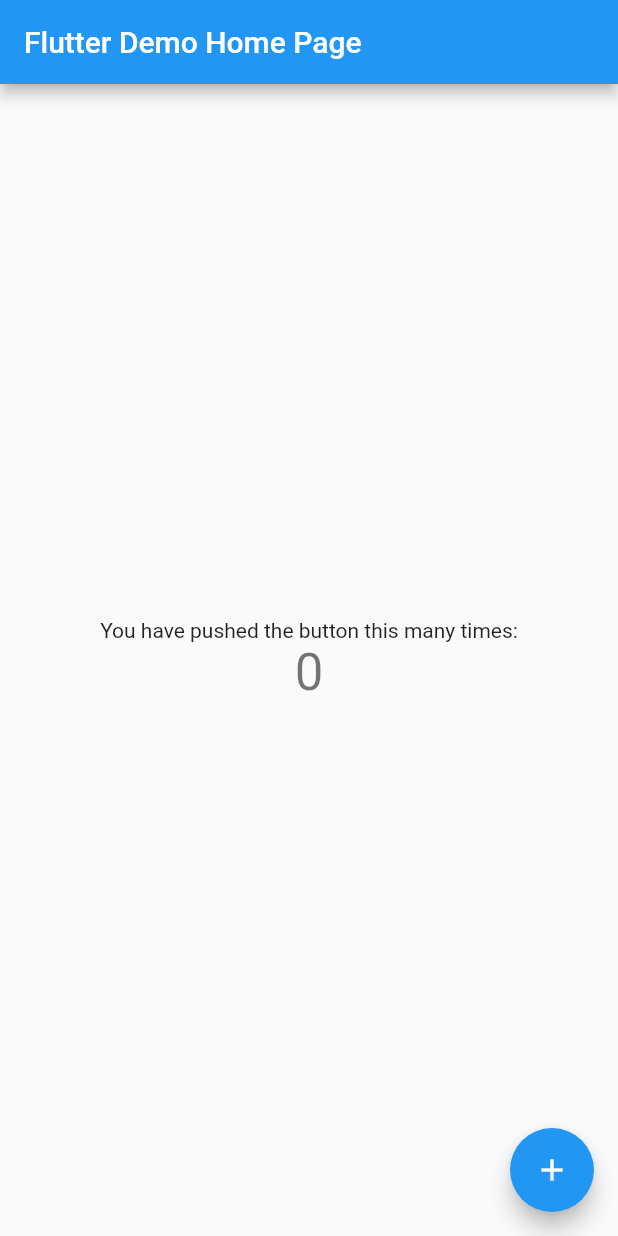
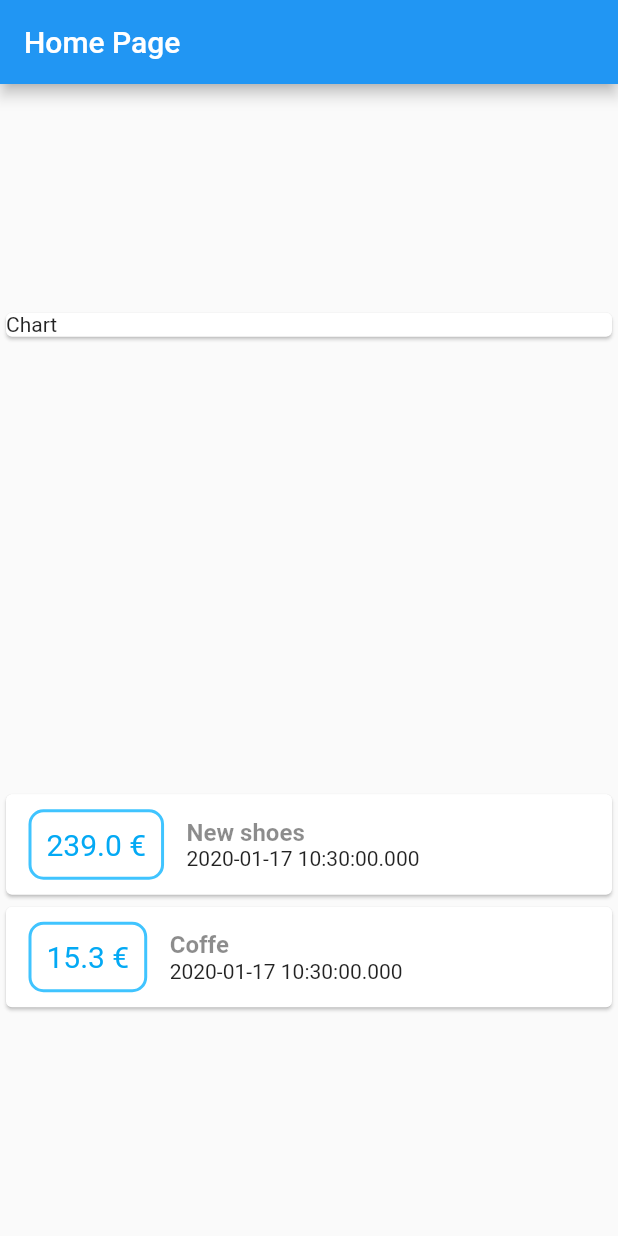
Before and after one commit to gkubiak92/myExpenseMobile, a Flutter app: the screen it shows after launch, on a phone screen of 412 x 824 dp. Run offline on Flutter 3.47's test engine with Material 2 defaults, Android fonts, the phone set to English and light mode, and no system bars.

Commit message:
Add transaction class and list of transactions to HomePage

```diff
--- a/lib/main.dart
+++ b/lib/main.dart
@@ -1,111 +1,83 @@
 import 'package:flutter/material.dart';
+import 'transaction.dart';
 
 void main() => runApp(MyApp());
 
 class MyApp extends StatelessWidget {
-  // This widget is the root of your application.
   @override
   Widget build(BuildContext context) {
     return MaterialApp(
-      title: 'Flutter Demo',
-      theme: ThemeData(
-        // This is the theme of your application.
-        //
-        // Try running your application with "flutter run". You'll see the
-        // application has a blue toolbar. Then, without quitting the app, try
-        // changing the primarySwatch below to Colors.green and then invoke
-        // "hot reload" (press "r" in the console where you ran "flutter run",
-        // or simply save your changes to "hot reload" in a Flutter IDE).
-        // Notice that the counter didn't reset back to zero; the application
-        // is not restarted.
-        primarySwatch: Colors.blue,
-      ),
-      home: MyHomePage(title: 'Flutter Demo Home Page'),
+      title: 'MyExpenseMobile',
+      home: MyHomePage(),
     );
   }
 }
 
-class MyHomePage extends StatefulWidget {
-  MyHomePage({Key key, this.title}) : super(key: key);
-
-  // This widget is the home page of your application. It is stateful, meaning
-  // that it has a State object (defined below) that contains fields that affect
-  // how it looks.
-
-  // This class is the configuration for the state. It holds the values (in this
-  // case the title) provided by the parent (in this case the App widget) and
-  // used by the build method of the State. Fields in a Widget subclass are
-  // always marked "final".
-
-  final String title;
-
-  @override
-  _MyHomePageState createState() => _MyHomePageState();
-}
-
-class _MyHomePageState extends State<MyHomePage> {
-  int _counter = 0;
-
-  void _incrementCounter() {
-    setState(() {
-      // This call to setState tells the Flutter framework that something has
-      // changed in this State, which causes it to rerun the build method below
-      // so that the display can reflect the updated values. If we changed
-      // _counter without calling setState(), then the build method would not be
-      // called again, and so nothing would appear to happen.
-      _counter++;
-    });
-  }
+class MyHomePage extends StatelessWidget {
+  final List<Transaction> transactions = [
+    Transaction(
+        id: 't1', title: 'New shoes', amount: 239.00, date: DateTime.now()),
+    Transaction(id: 't2', title: 'Coffe', amount: 15.30, date: DateTime.now()),
+  ];
 
   @override
   Widget build(BuildContext context) {
-    // This method is rerun every time setState is called, for instance as done
-    // by the _incrementCounter method above.
-    //
-    // The Flutter framework has been optimized to make rerunning build methods
-    // fast, so that you can just rebuild anything that needs updating rather
-    // than having to individually change instances of widgets.
     return Scaffold(
       appBar: AppBar(
-        // Here we take the value from the MyHomePage object that was created by
-        // the App.build method, and use it to set our appbar title.
-        title: Text(widget.title),
+        title: Text('Home Page'),
       ),
-      body: Center(
-        // Center is a layout widget. It takes a single child and positions it
-        // in the middle of the parent.
-        child: Column(
-          // Column is also a layout widget. It takes a list of children and
-          // arranges them vertically. By default, it sizes itself to fit its
-          // children horizontally, and tries to be as tall as its parent.
-          //
-          // Invoke "debug painting" (press "p" in the console, choose the
-          // "Toggle Debug Paint" action from the Flutter Inspector in Android
-          // Studio, or the "Toggle Debug Paint" command in Visual Studio Code)
-          // to see the wireframe for each widget.
-          //
-          // Column has various properties to control how it sizes itself and
-          // how it positions its children. Here we use mainAxisAlignment to
-          // center the children vertically; the main axis here is the vertical
-          // axis because Columns are vertical (the cross axis would be
-          // horizontal).
-          mainAxisAlignment: MainAxisAlignment.center,
-          children: <Widget>[
-            Text(
-              'You have pushed the button this many times:',
+      body: Column(
+        mainAxisAlignment: MainAxisAlignment.spaceAround,
+        crossAxisAlignment: CrossAxisAlignment.stretch,
+        children: <Widget>[
+          Container(
+            child: Card(
+              child: Text('Chart'),
             ),
-            Text(
-              '$_counter',
-              style: Theme.of(context).textTheme.display1,
-            ),
-          ],
-        ),
+          ),
+          Column(
+            children: transactions.map((transaction) {
+              return Card(
+                child: Row(
+                  children: <Widget>[
+                    Container(
+                      margin:
+                          EdgeInsets.symmetric(vertical: 10, horizontal: 15),
+                      decoration: BoxDecoration(
+                          border: Border.all(
+                            color: Colors.lightBlueAccent,
+                            width: 2,
+                          ),
+                          borderRadius: BorderRadius.all(Radius.circular(10))),
+                      padding: EdgeInsets.all(10),
+                      child: Text(
+                        '${transaction.amount.toString()} €',
+                        style: TextStyle(
+                          color: Colors.lightBlue,
+                          fontSize: 20,
+                        ),
+                      ),
+                    ),
+                    Column(
+                      crossAxisAlignment: CrossAxisAlignment.start,
+                      children: <Widget>[
+                        Text(
+                          transaction.title,
+                          style: TextStyle(
+                              fontWeight: FontWeight.bold,
+                              fontSize: 16,
+                              color: Colors.black45),
+                        ),
+                        Text(transaction.date.toString()),
+                      ],
+                    )
+                  ],
+                ),
+              );
+            }).toList(),
+          ),
+        ],
       ),
-      floatingActionButton: FloatingActionButton(
-        onPressed: _incrementCounter,
-        tooltip: 'Increment',
-        child: Icon(Icons.add),
-      ), // This trailing comma makes auto-formatting nicer for build methods.
     );
   }
 }
--- /dev/null
+++ b/lib/transaction.dart
@@ -0,0 +1,15 @@
+import 'package:flutter/foundation.dart';
+
+class Transaction {
+  final String id;
+  final String title;
+  final double amount;
+  final DateTime date;
+
+  Transaction({
+    @required this.id,
+    @required this.title,
+    @required this.amount,
+    @required this.date,
+  });
+}
```
Also changed, not shown: pubspec.yaml (+1 -7 lines), pubspec.lock.
